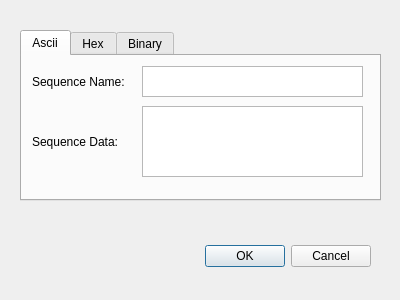
Above: addsequence.ui from rcetin/pipo before the change. Below: the same form after it.
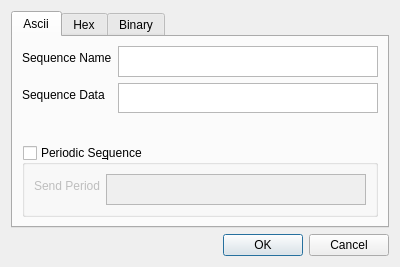
That is the form after the change.

```diff
--- a/addsequence.ui
+++ b/addsequence.ui
@@ -7,7 +7,7 @@
     <x>0</x>
     <y>0</y>
     <width>400</width>
-    <height>300</height>
+    <height>267</height>
    </rect>
   </property>
   <property name="windowTitle">
@@ -16,34 +16,9 @@
   <property name="layoutDirection">
    <enum>Qt::LeftToRight</enum>
   </property>
-  <widget class="QDialogButtonBox" name="buttonBox">
-   <property name="geometry">
-    <rect>
-     <x>30</x>
-     <y>240</y>
-     <width>341</width>
-     <height>32</height>
-    </rect>
-   </property>
-   <property name="acceptDrops">
-    <bool>false</bool>
-   </property>
-   <property name="orientation">
-    <enum>Qt::Horizontal</enum>
-   </property>
-   <property name="standardButtons">
-    <set>QDialogButtonBox::Cancel|QDialogButtonBox::Ok</set>
-   </property>
-  </widget>
+  <layout class="QVBoxLayout" name="verticalLayout">
+   <item>
   <widget class="QTabWidget" name="tabWidget">
-   <property name="geometry">
-    <rect>
-     <x>20</x>
-     <y>30</y>
-     <width>361</width>
-     <height>171</height>
-    </rect>
-   </property>
    <property name="currentIndex">
     <number>0</number>
    </property>
@@ -63,72 +38,69 @@
     <attribute name="title">
      <string>Ascii</string>
     </attribute>
-    <widget class="QTextEdit" name="seqData">
-     <property name="geometry">
-      <rect>
-       <x>120</x>
-       <y>50</y>
-       <width>221</width>
-       <height>71</height>
-      </rect>
-     </property>
-     <property name="sizePolicy">
-      <sizepolicy hsizetype="Preferred" vsizetype="Preferred">
-       <horstretch>0</horstretch>
-       <verstretch>0</verstretch>
-      </sizepolicy>
-     </property>
-     <property name="frameShadow">
-      <enum>QFrame::Sunken</enum>
-     </property>
-     <property name="lineWidth">
-      <number>2</number>
-     </property>
-     <property name="tabChangesFocus">
-      <bool>true</bool>
-     </property>
-    </widget>
-    <widget class="QLabel" name="label">
-     <property name="geometry">
-      <rect>
-       <x>10</x>
-       <y>50</y>
-       <width>111</width>
-       <height>71</height>
-      </rect>
-     </property>
-     <property name="text">
-      <string>Sequence Data:</string>
-     </property>
-    </widget>
+      <layout class="QFormLayout" name="formLayout">
+       <property name="sizeConstraint">
+        <enum>QLayout::SetMinimumSize</enum>
+       </property>
+       <item row="0" column="0">
     <widget class="QLabel" name="label_2">
-     <property name="geometry">
-      <rect>
-       <x>10</x>
-       <y>10</y>
-       <width>111</width>
-       <height>31</height>
-      </rect>
-     </property>
+         <property name="text">
+          <string>Sequence Name</string>
+         </property>
+        </widget>
+       </item>
+       <item row="1" column="0">
+        <widget class="QLabel" name="label">
      <property name="text">
-      <string>Sequence Name:</string>
-     </property>
-    </widget>
+          <string>Sequence Data</string>
+         </property>
+        </widget>
+       </item>
+       <item row="1" column="1">
+        <widget class="QTextEdit" name="seqData">
+         <property name="sizePolicy">
+          <sizepolicy hsizetype="Minimum" vsizetype="Minimum">
+           <horstretch>0</horstretch>
+           <verstretch>0</verstretch>
+          </sizepolicy>
+         </property>
+         <property name="minimumSize">
+          <size>
+           <width>255</width>
+           <height>30</height>
+          </size>
+         </property>
+         <property name="frameShadow">
+          <enum>QFrame::Sunken</enum>
+         </property>
+         <property name="lineWidth">
+          <number>2</number>
+         </property>
+         <property name="tabChangesFocus">
+          <bool>true</bool>
+         </property>
+        </widget>
+       </item>
+       <item row="0" column="1">
     <widget class="QTextEdit" name="seqName">
-     <property name="geometry">
-      <rect>
-       <x>120</x>
-       <y>10</y>
-       <width>221</width>
-       <height>31</height>
-      </rect>
-     </property>
      <property name="sizePolicy">
-      <sizepolicy hsizetype="Preferred" vsizetype="Preferred">
+          <sizepolicy hsizetype="Minimum" vsizetype="Minimum">
        <horstretch>0</horstretch>
        <verstretch>0</verstretch>
       </sizepolicy>
      </property>
+         <property name="minimumSize">
+          <size>
+           <width>255</width>
+           <height>30</height>
+          </size>
+         </property>
+         <property name="baseSize">
+          <size>
+           <width>0</width>
+           <height>30</height>
+          </size>
+         </property>
      <property name="frameShadow">
       <enum>QFrame::Sunken</enum>
      </property>
@@ -139,6 +111,62 @@
       <bool>true</bool>
      </property>
     </widget>
+       </item>
+       <item row="3" column="0" colspan="2">
+        <widget class="QGroupBox" name="groupBox">
+         <property name="title">
+          <string>Periodic Se&amp;quence</string>
+         </property>
+         <property name="checkable">
+          <bool>true</bool>
+         </property>
+         <property name="checked">
+          <bool>false</bool>
+         </property>
+         <layout class="QFormLayout" name="formLayout_2">
+          <item row="0" column="0">
+           <widget class="QLabel" name="label_3">
+            <property name="text">
+             <string>Send Period</string>
+            </property>
+           </widget>
+          </item>
+          <item row="0" column="1">
+           <widget class="QTextEdit" name="textEdit">
+            <property name="sizePolicy">
+             <sizepolicy hsizetype="Minimum" vsizetype="Minimum">
+              <horstretch>0</horstretch>
+              <verstretch>0</verstretch>
+             </sizepolicy>
+            </property>
+            <property name="minimumSize">
+             <size>
+              <width>255</width>
+              <height>30</height>
+             </size>
+            </property>
+           </widget>
+          </item>
+         </layout>
+        </widget>
+       </item>
+       <item row="2" column="0">
+        <spacer name="verticalSpacer">
+         <property name="orientation">
+          <enum>Qt::Vertical</enum>
+         </property>
+         <property name="sizeType">
+          <enum>QSizePolicy::MinimumExpanding</enum>
+         </property>
+         <property name="sizeHint" stdset="0">
+          <size>
+           <width>40</width>
+           <height>20</height>
+          </size>
+         </property>
+        </spacer>
+       </item>
+      </layout>
    </widget>
    <widget class="QWidget" name="tab_2">
     <attribute name="title">
@@ -151,6 +179,21 @@
     </attribute>
    </widget>
   </widget>
+   </item>
+   <item>
+    <widget class="QDialogButtonBox" name="buttonBox">
+     <property name="acceptDrops">
+      <bool>false</bool>
+     </property>
+     <property name="orientation">
+      <enum>Qt::Horizontal</enum>
+     </property>
+     <property name="standardButtons">
+      <set>QDialogButtonBox::Cancel|QDialogButtonBox::Ok</set>
+     </property>
+    </widget>
+   </item>
+  </layout>
  </widget>
  <tabstops>
   <tabstop>tabWidget</tabstop>
```
Lines whose indentation alone changed are shown as unchanged.
